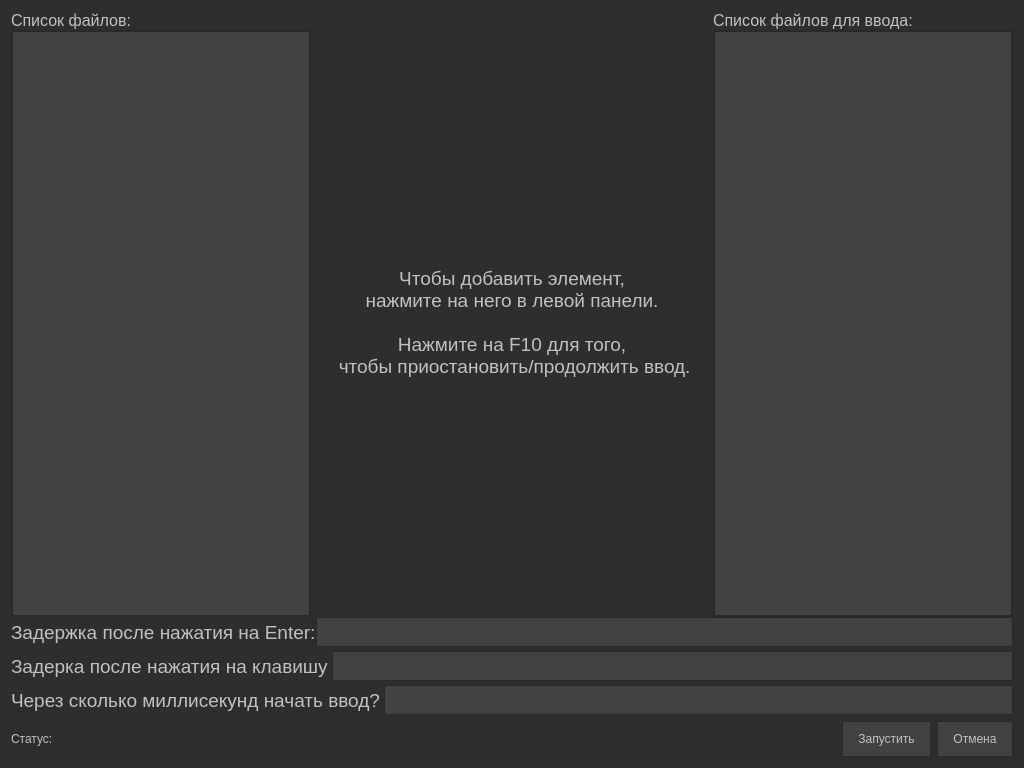
Before: the Qt Designer form enterdialog.ui in Alleksh/ForthHelper, drawn with Qt 5.
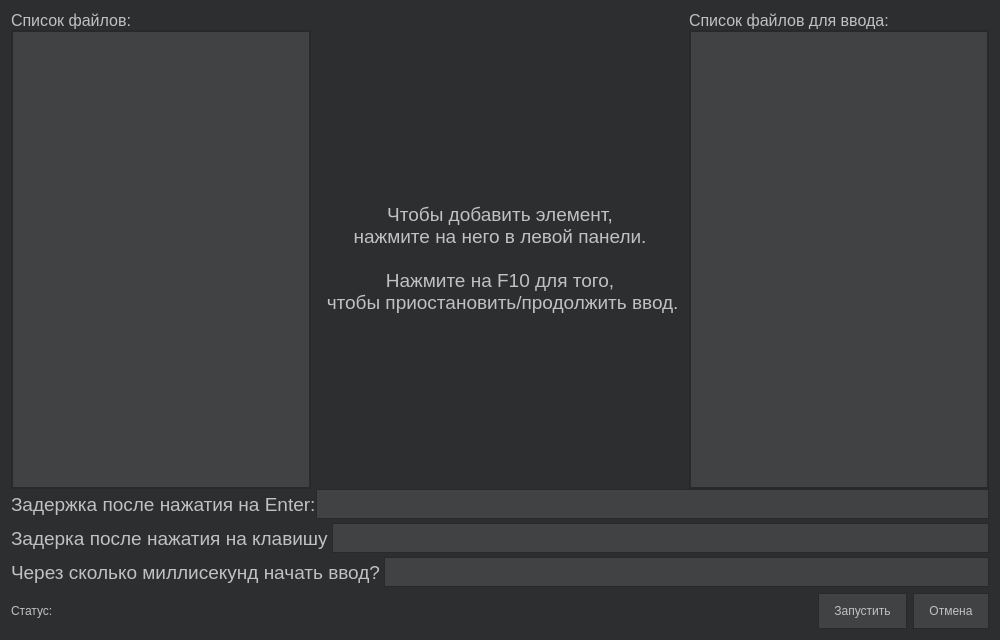
After: the same form once the commit is applied.

Diff of the .ui file:
```diff
--- a/enterdialog.ui
+++ b/enterdialog.ui
@@ -6,14 +6,14 @@
    <rect>
     <x>0</x>
     <y>0</y>
-    <width>1024</width>
-    <height>768</height>
+    <width>1000</width>
+    <height>640</height>
    </rect>
   </property>
   <property name="minimumSize">
    <size>
-    <width>768</width>
-    <height>512</height>
+    <width>1000</width>
+    <height>640</height>
    </size>
   </property>
   <property name="windowTitle">
```
